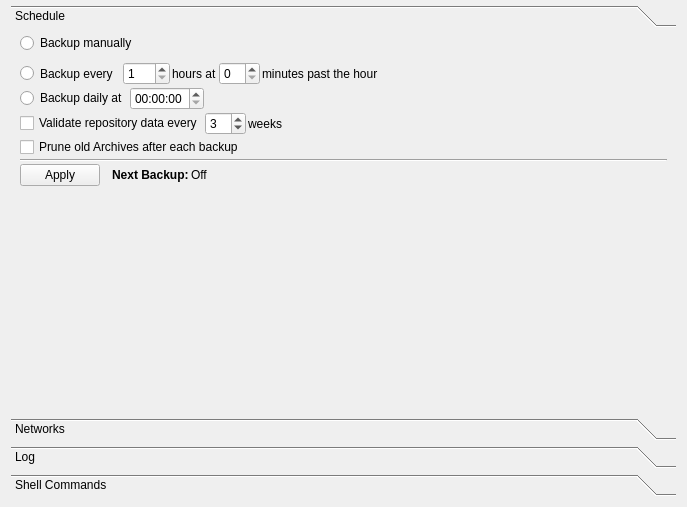
Before: the Qt Designer form src/vorta/assets/UI/scheduletab.ui in borgbase/vorta, drawn with Qt 5.
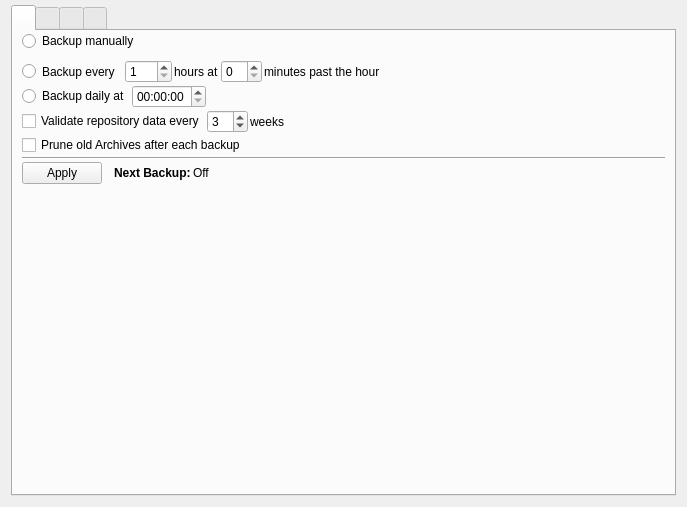
After: the same form once the commit is applied. The open tabs and pages were chosen to show the change.

```diff
--- a/src/vorta/assets/UI/scheduletab.ui
+++ b/src/vorta/assets/UI/scheduletab.ui
@@ -18,33 +18,16 @@
     <number>5</number>
    </property>
    <item row="0" column="0">
-    <widget class="QToolBox" name="toolBox">
+    <widget class="QTabWidget" name="toolBox">
      <property name="font">
       <font>
        <weight>50</weight>
        <bold>false</bold>
       </font>
      </property>
-     <property name="currentIndex">
-      <number>3</number>
-     </property>
-     <widget class="QWidget" name="schedule">
-      <property name="geometry">
-       <rect>
-        <x>0</x>
-        <y>0</y>
-        <width>663</width>
-        <height>354</height>
-       </rect>
-      </property>
-      <property name="font">
-       <font>
-        <weight>50</weight>
-        <bold>false</bold>
-       </font>
-      </property>
-      <attribute name="label">
-       <string>Schedule</string>
+     <widget class="QWidget" name="tabWidgetPage1" native="true">
+      <attribute name="title">
+       <string/>
       </attribute>
       <layout class="QVBoxLayout" name="verticalLayout">
        <property name="spacing">
@@ -350,17 +333,9 @@
        </item>
       </layout>
      </widget>
-     <widget class="QWidget" name="page_2">
-      <property name="geometry">
-       <rect>
-        <x>0</x>
-        <y>0</y>
-        <width>663</width>
-        <height>354</height>
-       </rect>
-      </property>
-      <attribute name="label">
-       <string>Networks</string>
+     <widget class="QWidget" name="tabWidgetPage2" native="true">
+      <attribute name="title">
+       <string/>
       </attribute>
       <layout class="QGridLayout" name="gridLayout_2">
        <property name="topMargin">
@@ -411,17 +386,9 @@
        </item>
       </layout>
      </widget>
-     <widget class="QWidget" name="page">
-      <property name="geometry">
-       <rect>
-        <x>0</x>
-        <y>0</y>
-        <width>663</width>
-        <height>354</height>
-       </rect>
-      </property>
-      <attribute name="label">
-       <string>Log</string>
+     <widget class="QWidget" name="tabWidgetPage3" native="true">
+      <attribute name="title">
+       <string/>
       </attribute>
       <layout class="QGridLayout" name="gridLayout_3">
        <property name="topMargin">
@@ -474,17 +441,9 @@
        </item>
       </layout>
      </widget>
-     <widget class="QWidget" name="page_3">
-      <property name="geometry">
-       <rect>
-        <x>0</x>
-        <y>0</y>
-        <width>663</width>
-        <height>354</height>
-       </rect>
-      </property>
-      <attribute name="label">
-       <string>Shell Commands</string>
+     <widget class="QWidget" name="tabWidgetPage4" native="true">
+      <attribute name="title">
+       <string/>
       </attribute>
       <layout class="QVBoxLayout" name="verticalLayout_2">
        <property name="topMargin">
```
